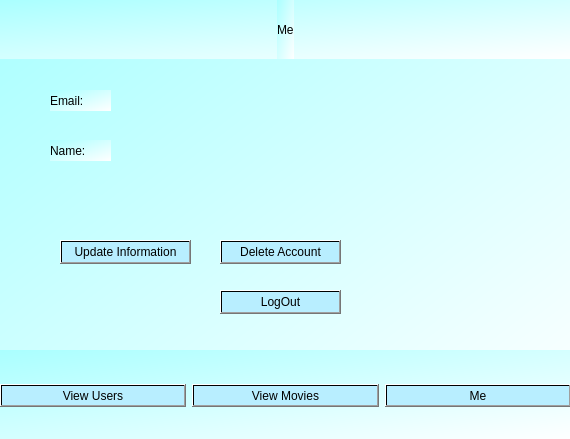
First picture: the form in me_admin.ui, repository reich03/EstructurasProyecto, before the edit.
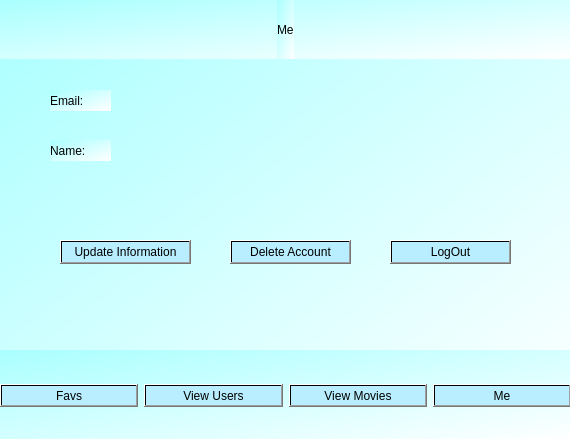
Second picture: the form after the edit.

What changed in the file:
```diff
--- a/me_admin.ui
+++ b/me_admin.ui
@@ -29,6 +29,18 @@
     </rect>
    </property>
    <layout class="QHBoxLayout" name="buttom">
+    <item>
+     <widget class="QPushButton" name="likes">
+      <property name="styleSheet">
+       <string notr="true">color: qlineargradient(spread:pad, x1:0, y1:0, x2:1, y2:1, stop:1 rgba(0, 0, 0, 255));
+background-color: qlineargradient(spread:pad, x1:0, y1:0, x2:1, y2:1, stop:1 rgba(184, 238, 255, 255));
+font: 600 9pt &quot;Sitka Small Semibold&quot;;</string>
+      </property>
+      <property name="text">
+       <string>Favs</string>
+      </property>
+     </widget>
+    </item>
     <item>
      <widget class="QPushButton" name="users">
       <property name="styleSheet">
@@ -99,8 +111,8 @@
   <widget class="QPushButton" name="logout">
    <property name="geometry">
     <rect>
-     <x>220</x>
-     <y>290</y>
+     <x>390</x>
+     <y>240</y>
      <width>121</width>
      <height>24</height>
     </rect>
@@ -151,7 +163,7 @@
   <widget class="QPushButton" name="delete_2">
    <property name="geometry">
     <rect>
-     <x>220</x>
+     <x>230</x>
      <y>240</y>
      <width>121</width>
      <height>24</height>
```
